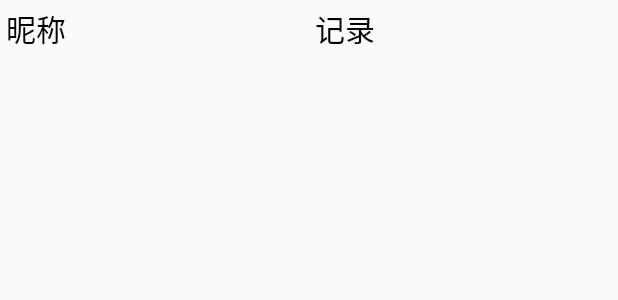
After one commit to huangyuanlove/LiaoBa_Android, an Android app: the layout item_record_list.xml on its own in the app's theme, with its tools: preview values and no code run, on a phone screen of 412 x 824 dp. The commit adds this screen. Shown: the top 300 px of the screen. Run offline under Robolectric (Android 15) with nearby library versions, the phone set to English and light mode, and no system bars; network calls fail.

Commit message:
增加游戏计时功能，增加上传游戏通关时间功能，增加查看通关记录功能

```diff
--- a/app/src/main/AndroidManifest.xml
+++ b/app/src/main/AndroidManifest.xml
@@ -16,7 +16,6 @@
     <uses-permission android:name="android.permission.READ_PHONE_STATE" />
     <uses-permission android:name="android.permission.MOUNT_UNMOUNT_FILESYSTEMS" />
     <uses-permission android:name="android.permission.READ_LOGS" />
-
 
     <application
         android:name=".activity.MyApplication"
@@ -67,7 +66,9 @@
 
         <activity android:name=".activity.SettingActivity" />
         <activity android:name=".activity.ModifyPasswordActivity" />
-        <activity android:name=".activity.SuggestActivity"></activity>
+        <activity android:name=".activity.SuggestActivity" />
+        <activity android:name=".activity.ShowRecordActivity"></activity>
+
     </application>
 
 </manifest>
--- a/app/src/main/java/com/huangyuanlove/liaoba/activity/LoginActivity.java
+++ b/app/src/main/java/com/huangyuanlove/liaoba/activity/LoginActivity.java
@@ -156,7 +156,7 @@ public class LoginActivity extends BaseActivity {
                             UserBean user = gson.fromJson(response, UserBean.class);
                             if (user != null) {
                                 sharePrefrenceUtils.setString("userid", user.getUserid());
-                                sharePrefrenceUtils.setFloat("record", user.getRecord());
+                                sharePrefrenceUtils.setFloat("record", (float)(user.getRecord()/1.0));
                                 sharePrefrenceUtils.setString("uuid", user.getUuid());
                                 if (saveStatus.isChecked()) {
                                     sharePrefrenceUtils.setString("password", user.getPassword());
--- a/app/src/main/java/com/huangyuanlove/liaoba/activity/ModifyPasswordActivity.java
+++ b/app/src/main/java/com/huangyuanlove/liaoba/activity/ModifyPasswordActivity.java
@@ -115,7 +115,7 @@ public class ModifyPasswordActivity extends AppCompatActivity implements View.On
                             UserBean user = gson.fromJson(response, UserBean.class);
                             if (user != null) {
                                 sharePrefrenceUtils.setString("userid", user.getUserid());
-                                sharePrefrenceUtils.setFloat("record", user.getRecord());
+                                sharePrefrenceUtils.setFloat("record", (float)(user.getRecord()/1.0));
                                 sharePrefrenceUtils.setString("uuid", user.getUuid());
                                 if (sharePrefrenceUtils.getBoolean("isSaveStatus", false)) {
                                     sharePrefrenceUtils.setString("password", user.getPassword());
--- a/app/src/main/java/com/huangyuanlove/liaoba/entity/UserBean.java
+++ b/app/src/main/java/com/huangyuanlove/liaoba/entity/UserBean.java
@@ -9,7 +9,7 @@ public class UserBean {
     private String userid;
     private String password;
     private String uuid;
-    private float record;
+    private double record;
 
 
     public String getUserid() {
@@ -36,11 +36,11 @@ public class UserBean {
         this.uuid = uuid;
     }
 
-    public float getRecord() {
+    public double getRecord() {
         return record;
     }
 
-    public void setRecord(float record) {
+    public void setRecord(double record) {
         this.record = record;
     }
 }
--- /dev/null
+++ b/app/src/main/res/layout/item_record_list.xml
@@ -0,0 +1,27 @@
+<?xml version="1.0" encoding="utf-8"?>
+<LinearLayout xmlns:android="http://schemas.android.com/apk/res/android"
+    android:orientation="horizontal"
+    android:layout_width="match_parent"
+    android:layout_height="match_parent">
+<TextView
+    android:id="@+id/item_record_user_id"
+    android:layout_width="wrap_content"
+    android:layout_height="wrap_content"
+    android:text="昵称"
+    android:padding="4dp"
+    android:gravity="center"
+    android:textSize="20sp"
+    android:textColor="#000000"
+    />
+    <TextView
+        android:id="@+id/item_record_user_record"
+        android:layout_weight="1"
+        android:layout_width="0dp"
+        android:layout_height="wrap_content"
+        android:text="记录"
+        android:padding="4dp"
+        android:gravity="center"
+        android:textSize="20sp"
+        android:textColor="#000000"
+        />
+</LinearLayout>
```
Also changed, not shown: app/src/main/java/com/huangyuanlove/liaoba/activity/Five_Five_Activity.java (+97 -9 lines), app/src/main/java/com/huangyuanlove/liaoba/activity/ShowRecordActivity.java (added, +74 -0 lines), app/src/main/java/com/huangyuanlove/liaoba/utils/Config.java (+4 -8 lines), app/src/main/res/layout/activity_five__five.xml (+11 -4 lines), app/src/main/res/layout/activity_show_record.xml (added, +18 -0 lines), app/src/main/res/menu/game_menu.xml (added, +9 -0 lines).
